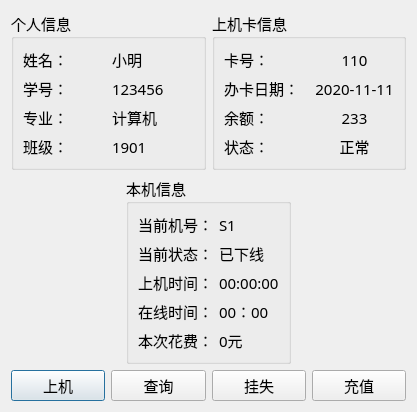
Above: studentdialog.ui from luoboQAQ/ChargeManager before the change. Below: the same form after it.
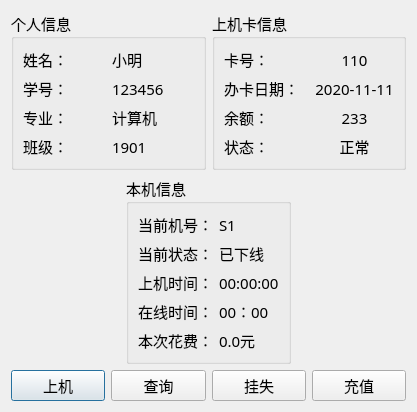
That is the form after the change.

Commit message: 完成下机部分代码 小修界面

```diff
--- a/studentdialog.ui
+++ b/studentdialog.ui
@@ -259,7 +259,7 @@
         <item row="4" column="1">
          <widget class="QLabel" name="m_CostLabel">
           <property name="text">
-           <string>0元</string>
+           <string>0.0元</string>
           </property>
          </widget>
         </item>
```
The commit also changes 1 other file.
